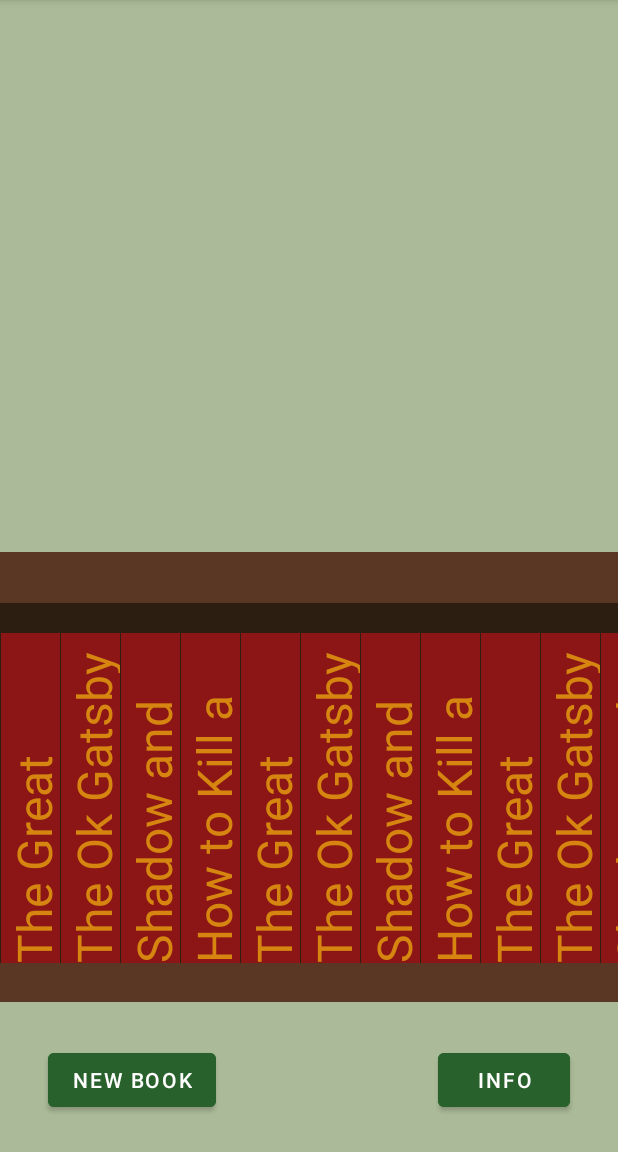
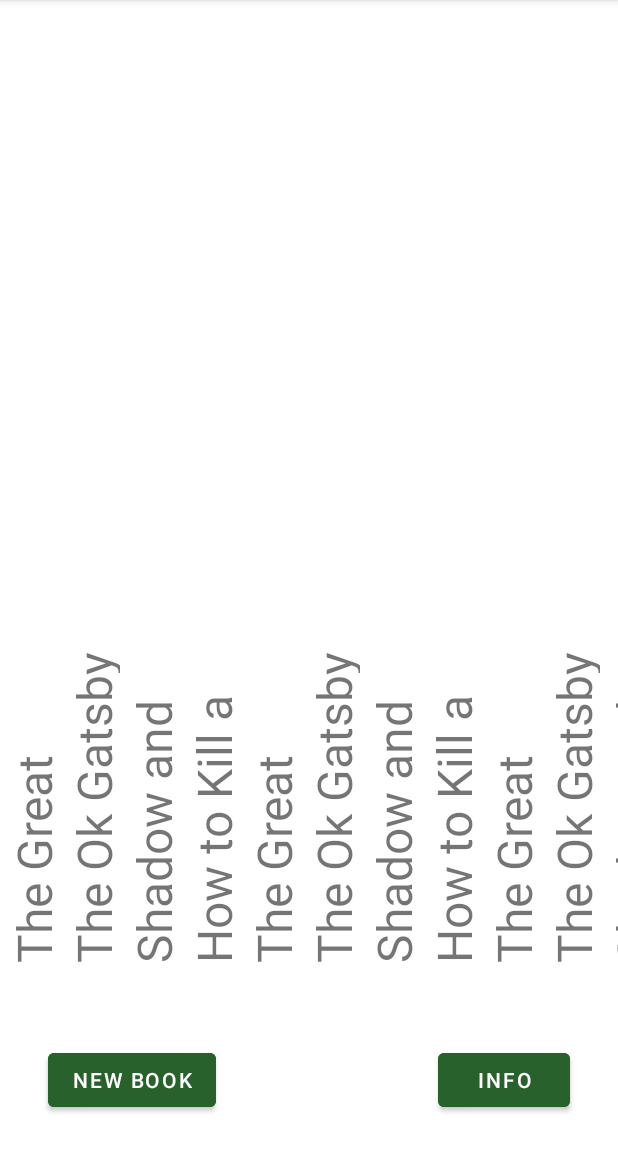
Before and after one commit to EmmaBelle13/Digital_Library, an Android app: the screen it shows after launch (MainActivity), on a phone screen of 412 x 824 dp, the part 84-1236 px from its top. Run offline under Robolectric (Android 15) with nearby library versions, the phone set to English and light mode, and no system bars; our stand-ins replace Firebase (no records; nobody signed in at launch, a user with empty details on screens opened directly).

Commit message:
color problems

```diff
--- a/app/src/main/java/com/example/digitallibrary/BookViewHolder.kt
+++ b/app/src/main/java/com/example/digitallibrary/BookViewHolder.kt
@@ -19,11 +19,12 @@
 
         private lateinit var currentBook: Book
 
-        @SuppressLint("ResourceAsColor")
         fun bindBook(book: Book){
             currentBook = book
             binding.titleText.text = currentBook.title
             binding.titleText.width = currentBook.bookHeight
+            //All colors turn to blue for some reason
+//            binding.titleText.setTextColor(R.color.black)
            //I need to be able to adjust this displayed information in some way the text works but it is the only one
         }
 }
--- a/app/src/main/java/com/example/digitallibrary/MainFragment.kt
+++ b/app/src/main/java/com/example/digitallibrary/MainFragment.kt
@@ -40,6 +40,9 @@
             rootView.findNavController()
                 .navigate(R.id.action_mainFragment_to_bookInfoFragment)
         }
+        binding.infoButton.setOnClickListener(){
+            binding.infoButton.setBackgroundColor(R.id.color_button_red)
+        }
         val books = listOf<Book>(Book("The Great Gatsby","Fitzgerald", "@color/light_green",230, "The story of Gatsby"),
         Book("The Ok Gatsby","Fitz", "@color/green",200, "The story of another Gatsby"),
          Book("Shadow and Bone","Fitz", "@color/green",200, "The story of another Gatsby"),
--- a/app/src/main/res/layout/fragment_main.xml
+++ b/app/src/main/res/layout/fragment_main.xml
@@ -5,7 +5,8 @@
     android:layout_height="match_parent"
     xmlns:app="http://schemas.android.com/apk/res-auto"
     tools:context=".MainFragment"
-    android:background="@color/light_green">
+   >
+<!-- android:background="@color/light_green"-->
 
     <Button
         android:id="@+id/add_books_button"
@@ -35,12 +36,13 @@
         android:layout_width="0dp"
         android:layout_height="300dp"
         android:layout_marginBottom="100dp"
-        android:background="@color/bookshelf_brown"
         android:text=""
         app:layout_constraintBottom_toBottomOf="parent"
         app:layout_constraintEnd_toEndOf="parent"
         app:layout_constraintHorizontal_bias="0.0"
         app:layout_constraintStart_toStartOf="parent" />
+<!--          android:background="@color/bookshelf_brown"-->
+
 
     <androidx.recyclerview.widget.RecyclerView
         android:id="@+id/recyclerView"
@@ -48,10 +50,7 @@
         android:layout_height="wrap_content"
         android:layout_marginTop="16dp"
         android:layout_marginBottom="8dp"
-        android:background="@color/shadow_brown"
         android:orientation="horizontal"
-
-
         android:scrollbars="horizontal"
         app:flow_horizontalStyle="packed"
         app:layoutManager="androidx.recyclerview.widget.LinearLayoutManager"
@@ -59,4 +58,6 @@
         app:layout_constraintEnd_toEndOf="parent"
         app:layout_constraintStart_toStartOf="parent"
         app:layout_constraintTop_toTopOf="@+id/bookshelf_wood" />
+    <!--        android:background="@color/shadow_brown"-->
+
 </androidx.constraintlayout.widget.ConstraintLayout>
--- a/app/src/main/res/layout/single_book_layout.xml
+++ b/app/src/main/res/layout/single_book_layout.xml
@@ -11,12 +11,14 @@
         android:layout_height="40dp"
         android:layout_gravity="center"
         android:layout_marginBottom="90dp"
-        android:background="@color/red"
         android:rotation="-90"
         android:text="Title"
-        android:textColor="@color/gold"
         android:textSize="32sp"
         app:layout_constraintBottom_toBottomOf="parent"
         app:layout_constraintEnd_toEndOf="parent"
         app:layout_constraintStart_toStartOf="parent" />
+<!--            android:background="@color/red"-->
+<!--            android:textColor="@color/gold"-->
+
+
 </androidx.constraintlayout.widget.ConstraintLayout>
```
Also changed, not shown: app/src/main/java/com/example/digitallibrary/BookViewModel.kt (+8 -1 lines).
